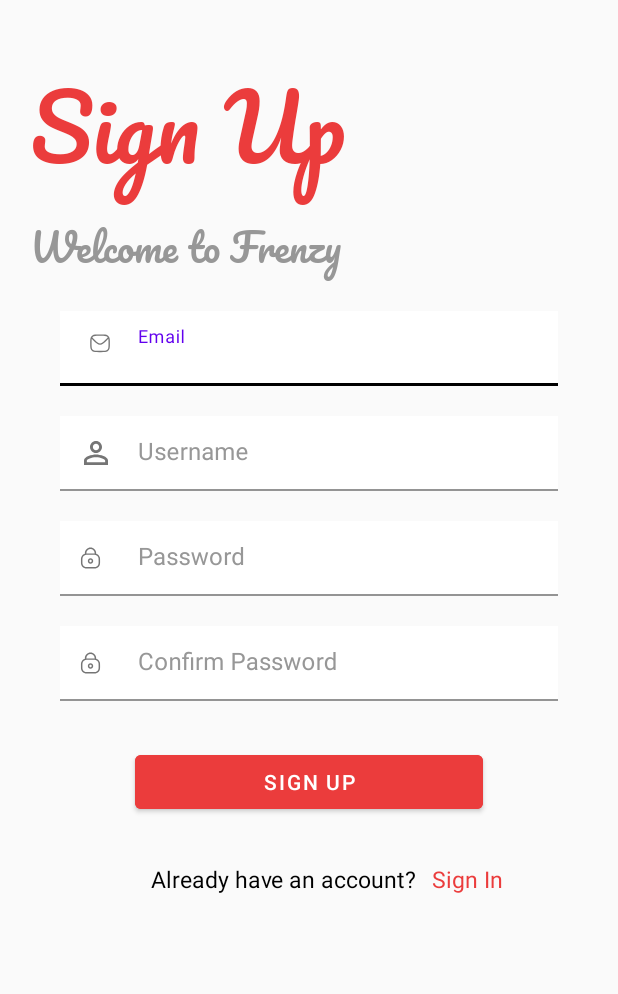
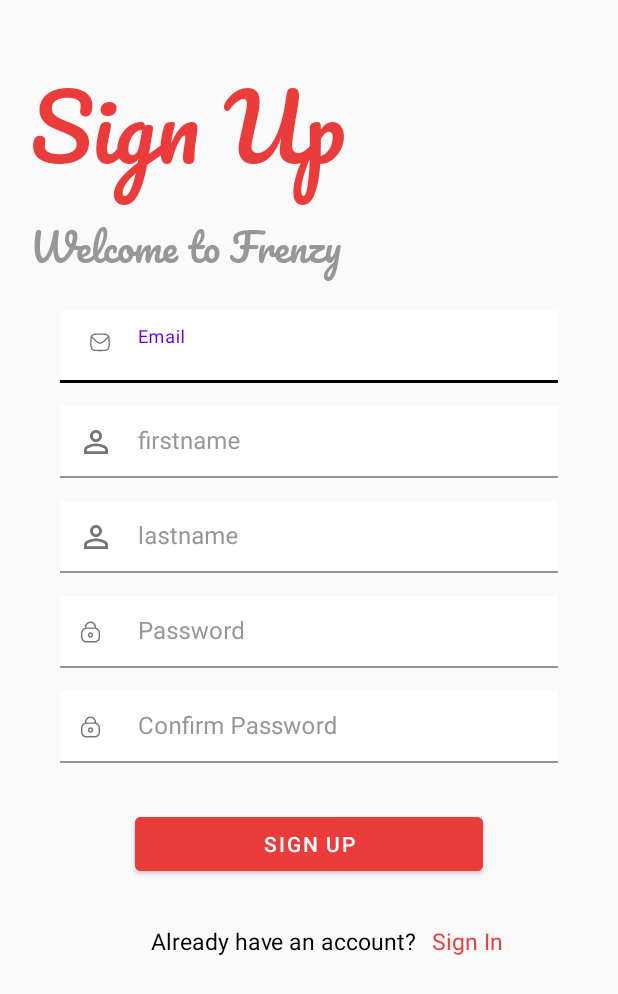
Before and after one commit to ShroukMohamed16/Shopify, an Android app: the layout fragment_sign_up.xml on its own in the app's theme, with its tools: preview values and no code run, on a phone screen of 412 x 824 dp. Shown: the top 994 px of the screen. Run offline under Robolectric (Android 15) with nearby library versions, the phone set to English and light mode, and no system bars; network calls fail.

```diff
--- a/app/src/main/java/com/example/shopify/authentication/ui/viewmodel/AuthenticationViewModel.kt
+++ b/app/src/main/java/com/example/shopify/authentication/ui/viewmodel/AuthenticationViewModel.kt
@@ -1,15 +1,13 @@
 package com.example.shopify.authentication.ui.viewmodel
 
-import android.provider.ContactsContract.CommonDataKinds.Email
 import android.util.Log
 import androidx.lifecycle.ViewModel
 import androidx.lifecycle.viewModelScope
-import com.example.shopify.Constants
 import com.example.shopify.authentication.model.pojo.CustomerListResponse
 import com.example.shopify.authentication.model.pojo.CustomerResponse
 import com.example.shopify.authentication.model.repository.AuthenticationRepositoryInterface
 import com.example.shopify.base.State
-import com.example.shopify.productinfo.model.pojo.ProductResponse
+import com.example.shopify.utilities.Constants
 import kotlinx.coroutines.Dispatchers
 import kotlinx.coroutines.flow.MutableStateFlow
 import kotlinx.coroutines.flow.StateFlow
--- a/app/src/main/java/com/example/shopify/utilities/Constants.kt
+++ b/app/src/main/java/com/example/shopify/utilities/Constants.kt
@@ -5,5 +5,8 @@ object Constants {
     const val PREFERENCE_COUPON_CODE : String = "couponName"
     const val DESTINATION : String = "destination"
     const val ONBOARDING_FLAG : String  = "onboarding_flag"
+    var first_name =""
+    var last_name =""
+    var CustomerListResponseSize = 0
 
 }
--- a/app/src/main/res/layout/fragment_sign_up.xml
+++ b/app/src/main/res/layout/fragment_sign_up.xml
@@ -57,7 +57,7 @@
         android:id="@+id/sign_up_emailTextField"
         android:layout_marginTop="20dp"
         android:layout_width="match_parent"
-        android:layout_height="50dp"
+        android:layout_height="48dp"
         app:layout_constraintHorizontal_bias="0.5"
         android:hint="@string/email"
         app:boxStrokeColor="#000000"
@@ -77,17 +77,16 @@
             android:inputType="textEmailAddress" />
     </com.google.android.material.textfield.TextInputLayout>
     <com.google.android.material.textfield.TextInputLayout
-        android:id="@+id/sign_up_usernameTextField"
-        android:layout_marginTop="20dp"
+        android:id="@+id/sign_up_firstnameTextField"
+        android:layout_marginTop="15dp"
         android:layout_width="match_parent"
-        android:layout_height="50dp"
+        android:layout_height="48dp"
         android:background="@color/white"
         app:layout_constraintHorizontal_bias="0.5"
-        android:hint="@string/username"
+        android:hint="@string/firstname"
         app:boxStrokeColor="#000000"
         android:layout_marginStart="40dp"
         android:layout_marginEnd="40dp"
-
         android:textColorHint="@color/gray"
         app:startIconDrawable="@drawable/username_icon"
         app:layout_constraintStart_toStartOf="@id/sign_up_emailTextField"
@@ -101,10 +100,33 @@
     </com.google.android.material.textfield.TextInputLayout>
 
     <com.google.android.material.textfield.TextInputLayout
+        android:id="@+id/sign_up_lastnameTextField"
+        android:layout_marginTop="15dp"
+        android:layout_width="match_parent"
+        android:layout_height="48dp"
+        android:background="@color/white"
+        app:layout_constraintHorizontal_bias="0.5"
+        android:hint="@string/lastname"
+        app:boxStrokeColor="#000000"
+        android:layout_marginStart="40dp"
+        android:layout_marginEnd="40dp"
+        android:textColorHint="@color/gray"
+        app:startIconDrawable="@drawable/username_icon"
+        app:layout_constraintStart_toStartOf="@id/sign_up_firstnameTextField"
+        app:layout_constraintEnd_toStartOf="@id/sign_up_firstnameTextField"
+        app:layout_constraintTop_toBottomOf="@id/sign_up_firstnameTextField"
+        style="@style/Widget.MaterialComponents.TextInputLayout.FilledBox">
+        <com.google.android.material.textfield.TextInputEditText
+            android:layout_width="match_parent"
+            android:layout_height="match_parent"
+            android:backgroundTint="@color/white" />
+    </com.google.android.material.textfield.TextInputLayout>
+
+    <com.google.android.material.textfield.TextInputLayout
         android:id="@+id/sign_up_passwordTextField"
-        android:layout_marginTop="20dp"
+        android:layout_marginTop="15dp"
         android:layout_width="match_parent"
-        android:layout_height="50dp"
+        android:layout_height="48dp"
         android:background="@color/white"
         app:layout_constraintHorizontal_bias="0.5"
         android:hint="@string/password"
@@ -114,9 +136,9 @@
 
         android:textColorHint="@color/gray"
         app:startIconDrawable="@drawable/lock_icon"
-        app:layout_constraintStart_toStartOf="@id/sign_up_usernameTextField"
-        app:layout_constraintEnd_toStartOf="@id/sign_up_usernameTextField"
-        app:layout_constraintTop_toBottomOf="@id/sign_up_usernameTextField"
+        app:layout_constraintStart_toStartOf="@id/sign_up_lastnameTextField"
+        app:layout_constraintEnd_toStartOf="@id/sign_up_lastnameTextField"
+        app:layout_constraintTop_toBottomOf="@id/sign_up_lastnameTextField"
         style="@style/Widget.MaterialComponents.TextInputLayout.FilledBox">
         <com.google.android.material.textfield.TextInputEditText
             android:layout_width="match_parent"
@@ -128,9 +150,9 @@
 
     <com.google.android.material.textfield.TextInputLayout
         android:id="@+id/sign_up_confirm_passwordTextField"
-        android:layout_marginTop="20dp"
+        android:layout_marginTop="15dp"
         android:layout_width="match_parent"
-        android:layout_height="50dp"
+        android:layout_height="48dp"
         android:background="@color/white"
         app:layout_constraintHorizontal_bias="0.5"
         android:hint="@string/confirm_password"
--- a/app/src/main/res/navigation/auth_nav_graph.xml
+++ b/app/src/main/res/navigation/auth_nav_graph.xml
@@ -3,7 +3,7 @@
     xmlns:app="http://schemas.android.com/apk/res-auto"
     xmlns:tools="http://schemas.android.com/tools"
     android:id="@+id/auth_nav_graph"
-    app:startDestination="@id/signUpFragment">
+    app:startDestination="@id/signInFragment">
 
     <fragment
         android:id="@+id/signUpFragment"
--- a/app/src/main/res/values/strings.xml
+++ b/app/src/main/res/values/strings.xml
@@ -41,7 +41,8 @@
     <string name="save_the_code_to_apply_the_discount">Save the code to apply the discount</string>
     <string name="save">Save</string>
     <string name="cancel">Cancel</string>
-
+    <string name="lastname">lastname</string>
+    <string name="firstname">firstname</string>
 
 
 </resources>
```
Also changed, not shown: app/src/main/java/com/example/shopify/Constants.kt (deleted, +0 -8 lines), app/src/main/java/com/example/shopify/authentication/ui/view/signin/SignInFragment.kt (+3 -9 lines), app/src/main/java/com/example/shopify/authentication/ui/view/signup/SignUpFragment.kt (+9 -7 lines).
